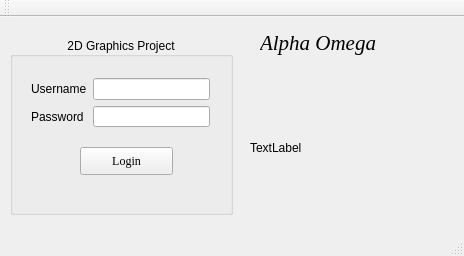
First picture: the form in qt-source/login.ui, repository Alpha-Omega-Saddleback-2018-Summer-CS1C/2DGraphicsProject, before the edit.
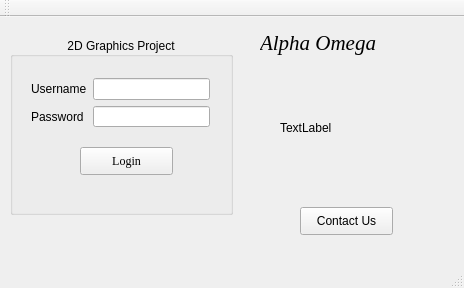
Second picture: the form after the edit.

```diff
--- a/qt-source/login.ui
+++ b/qt-source/login.ui
@@ -7,7 +7,7 @@
     <x>0</x>
     <y>0</y>
     <width>464</width>
-    <height>256</height>
+    <height>288</height>
    </rect>
   </property>
   <property name="palette">
@@ -127,10 +127,10 @@
    <widget class="QLabel" name="alphaOmegaPic">
     <property name="geometry">
      <rect>
-      <x>250</x>
-      <y>60</y>
-      <width>181</width>
-      <height>141</height>
+      <x>280</x>
+      <y>50</y>
+      <width>131</width>
+      <height>121</height>
      </rect>
     </property>
     <property name="text">
@@ -157,6 +157,19 @@
      <string>Alpha Omega</string>
     </property>
    </widget>
+   <widget class="QPushButton" name="contactButton">
+    <property name="geometry">
+     <rect>
+      <x>300</x>
+      <y>190</y>
+      <width>93</width>
+      <height>28</height>
+     </rect>
+    </property>
+    <property name="text">
+     <string>Contact Us</string>
+    </property>
+   </widget>
   </widget>
   <widget class="QMenuBar" name="menuBar">
    <property name="geometry">
```
